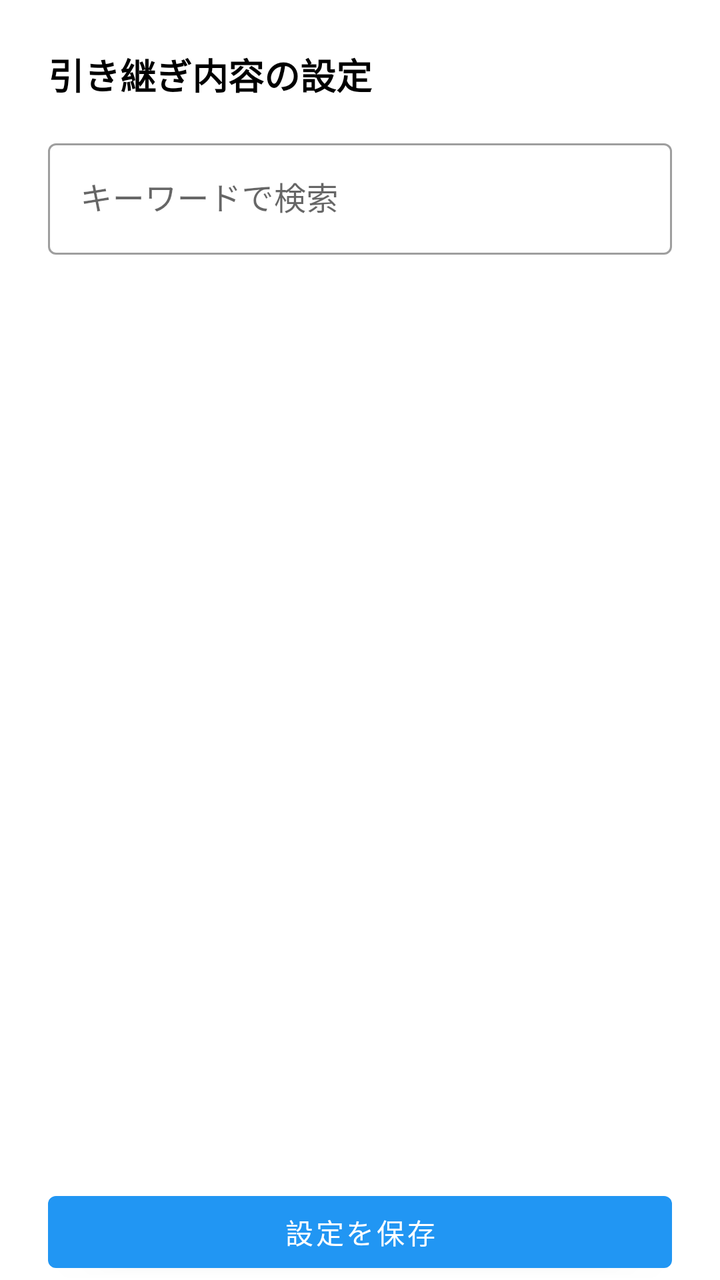
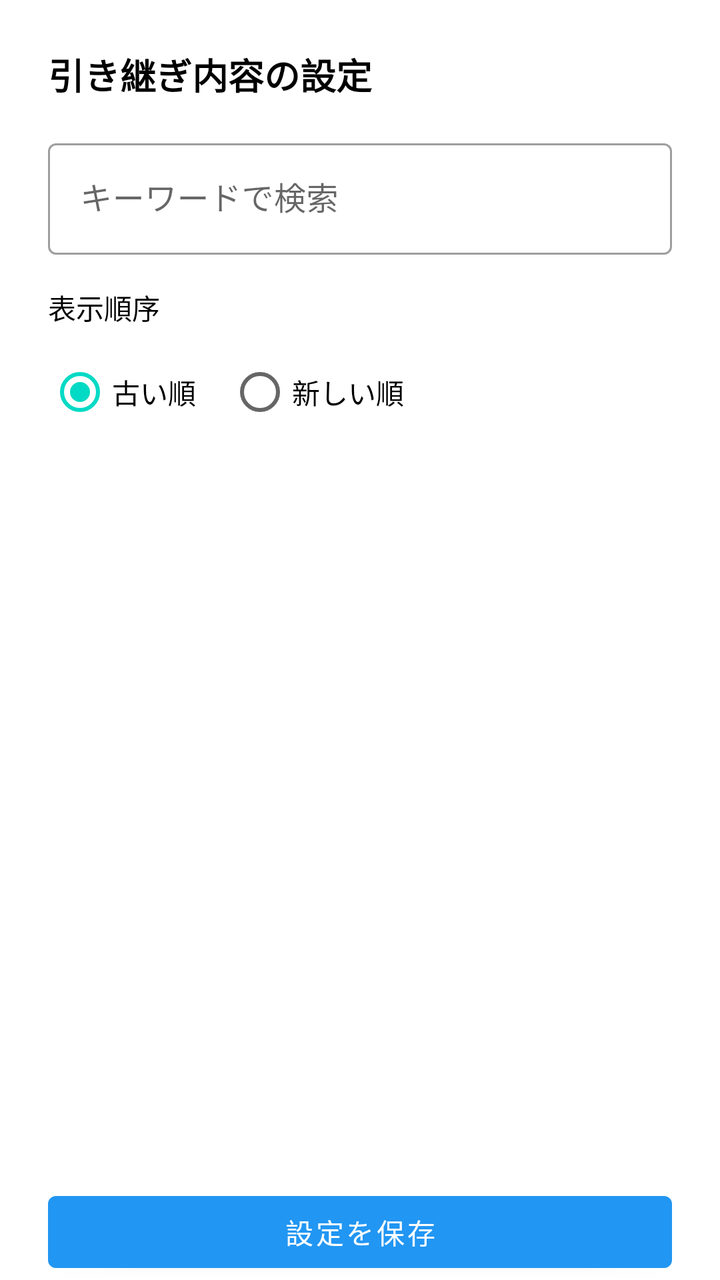

Before-and-after screenshots of an Android layout around one commit, followed by the original layout XML and the change that was made.
<!-- AndroidManifest.xml: application theme Theme.SmsToKintone -->
<!-- res/layout/activity_continuation_info_settings.xml -->
<?xml version="1.0" encoding="utf-8"?>
<LinearLayout xmlns:android="http://schemas.android.com/apk/res/android"
    xmlns:app="http://schemas.android.com/apk/res-auto"
    android:layout_width="match_parent"
    android:layout_height="match_parent"
    android:orientation="vertical"
    android:paddingStart="24dp"
    android:paddingTop="24dp"
    android:paddingEnd="24dp">

    <TextView
        android:layout_width="wrap_content"
        android:layout_height="wrap_content"
        android:text="@string/title_continuation_info_settings"
        android:textSize="18sp"
        android:textStyle="bold"
        android:textColor="?attr/colorOnSurface" />

    <com.google.android.material.textfield.TextInputLayout
        android:id="@+id/tilContinuationSearch"
        android:layout_width="match_parent"
        android:layout_height="wrap_content"
        android:layout_marginTop="16dp"
        android:hint="@string/hint_continuation_search">

        <com.google.android.material.textfield.TextInputEditText
            android:id="@+id/etContinuationSearch"
            android:layout_width="match_parent"
            android:layout_height="wrap_content"
            android:inputType="text" />
    </com.google.android.material.textfield.TextInputLayout>

    <com.google.android.material.button.MaterialButton
        android:id="@+id/btnDeleteAllContinuationInfo"
        style="@style/AppButton.OutlinedButton"
        android:layout_width="match_parent"
        android:layout_height="wrap_content"
        android:layout_marginTop="16dp"
        android:text="@string/btn_delete_all"
        android:visibility="gone" />

    <ScrollView
        android:layout_width="match_parent"
        android:layout_height="0dp"
        android:layout_weight="1">

        <LinearLayout
            android:layout_width="match_parent"
            android:layout_height="wrap_content"
            android:orientation="vertical"
            android:paddingStart="24dp"
            android:paddingEnd="24dp"
            android:paddingBottom="24dp">

            <TextView
                android:id="@+id/tvContinuationEmpty"
                android:layout_width="match_parent"
                android:layout_height="wrap_content"
                android:layout_marginTop="16dp"
                android:text="@string/message_continuation_empty"
                android:textColor="?android:attr/textColorSecondary"
                android:visibility="gone" />

            <TextView
                android:id="@+id/tvContinuationNoMatch"
                android:layout_width="match_parent"
                android:layout_height="wrap_content"
                android:layout_marginTop="16dp"
                android:text="@string/message_continuation_no_match"
                android:textColor="?android:attr/textColorSecondary"
                android:visibility="gone" />

            <LinearLayout
                android:id="@+id/llContinuationContainer"
                android:layout_width="match_parent"
                android:layout_height="wrap_content"
                android:orientation="vertical" />

        </LinearLayout>
    </ScrollView>

    <com.google.android.material.button.MaterialButton
        android:id="@+id/btnSaveContinuationInfo"
        android:layout_width="match_parent"
        android:layout_height="wrap_content"
        android:layout_marginTop="16dp"
        android:text="@string/btn_save_settings" />
</LinearLayout>
<!-- resources referenced by this layout -->
<resources>
  <string name="btn_delete_all">すべて削除</string>
  <string name="btn_save_settings">設定を保存</string>
  <string name="hint_continuation_search">キーワードで検索</string>
  <string name="message_continuation_empty">引き継ぎ内容がありません</string>
  <string name="message_continuation_no_match">一致する引き継ぎ内容がありません</string>
  <string name="title_continuation_info_settings">引き継ぎ内容の設定</string>
  <style name="AppButton.OutlinedButton" parent="Widget.MaterialComponents.Button.OutlinedButton">
          <item name="strokeColor">@color/button_stroke_color</item>
          <item name="android:disabledAlpha">0.5</item>
      </style>
  <style name="Theme.SmsToKintone" parent="Theme.MaterialComponents.DayNight.NoActionBar">
          <item name="colorPrimary">@color/blue_500</item>
          <item name="colorPrimaryVariant">@color/blue_700</item>
          <item name="colorPrimaryDark">@color/blue_700</item>
          <item name="colorOnPrimary">@color/white</item>
          <item name="colorSecondary">@color/teal_200</item>
          <item name="colorSecondaryVariant">@color/teal_700</item>
          <item name="colorOnSecondary">@color/black</item>
          <item name="textInputStyle">@style/Widget.MaterialComponents.TextInputLayout.OutlinedBox</item>
      </style>
  <color name="blue_500">#2196F3</color>
  <color name="blue_700">#1976D2</color>
  <color name="white">#FFFFFFFF</color>
  <color name="teal_200">#03DAC5</color>
  <color name="teal_700">#018786</color>
  <color name="black">#FF000000</color>
</resources>

<!-- the commit's change to res/layout/activity_continuation_info_settings.xml (unified diff, before → after) -->
@@ -29,6 +29,41 @@
             android:layout_height="wrap_content"
             android:inputType="text" />
     </com.google.android.material.textfield.TextInputLayout>
+
+    <LinearLayout
+        android:layout_width="match_parent"
+        android:layout_height="wrap_content"
+        android:layout_marginTop="16dp"
+        android:orientation="vertical">
+
+        <TextView
+            android:layout_width="wrap_content"
+            android:layout_height="wrap_content"
+            android:layout_marginBottom="8dp"
+            android:text="@string/label_continuation_sort"
+            android:textSize="14sp"
+            android:textColor="?attr/colorOnSurface" />
+
+        <RadioGroup
+            android:id="@+id/rgContinuationSort"
+            android:layout_width="match_parent"
+            android:layout_height="wrap_content"
+            android:orientation="horizontal">
+
+            <RadioButton
+                android:id="@+id/rbContinuationSortAscending"
+                android:layout_width="wrap_content"
+                android:layout_height="wrap_content"
+                android:layout_marginEnd="16dp"
+                android:checked="true"
+                android:text="@string/rb_continuation_sort_ascending" />
+            <RadioButton
+                android:id="@+id/rbContinuationSortDescending"
+                android:layout_width="wrap_content"
+                android:layout_height="wrap_content"
+                android:text="@string/rb_continuation_sort_descending" />
+        </RadioGroup>
+    </LinearLayout>
 
     <com.google.android.material.button.MaterialButton
         android:id="@+id/btnDeleteAllContinuationInfo"
<!-- resource entries referenced after the edit -->
@@ -3,8 +3,11 @@
   <string name="btn_delete_all">すべて削除</string>
   <string name="btn_save_settings">設定を保存</string>
   <string name="hint_continuation_search">キーワードで検索</string>
+  <string name="label_continuation_sort">表示順序</string>
   <string name="message_continuation_empty">引き継ぎ内容がありません</string>
   <string name="message_continuation_no_match">一致する引き継ぎ内容がありません</string>
+  <string name="rb_continuation_sort_ascending">古い順</string>
+  <string name="rb_continuation_sort_descending">新しい順</string>
   <string name="title_continuation_info_settings">引き継ぎ内容の設定</string>
   <style name="AppButton.OutlinedButton" parent="Widget.MaterialComponents.Button.OutlinedButton">
           <item name="strokeColor">@color/button_stroke_color</item>
